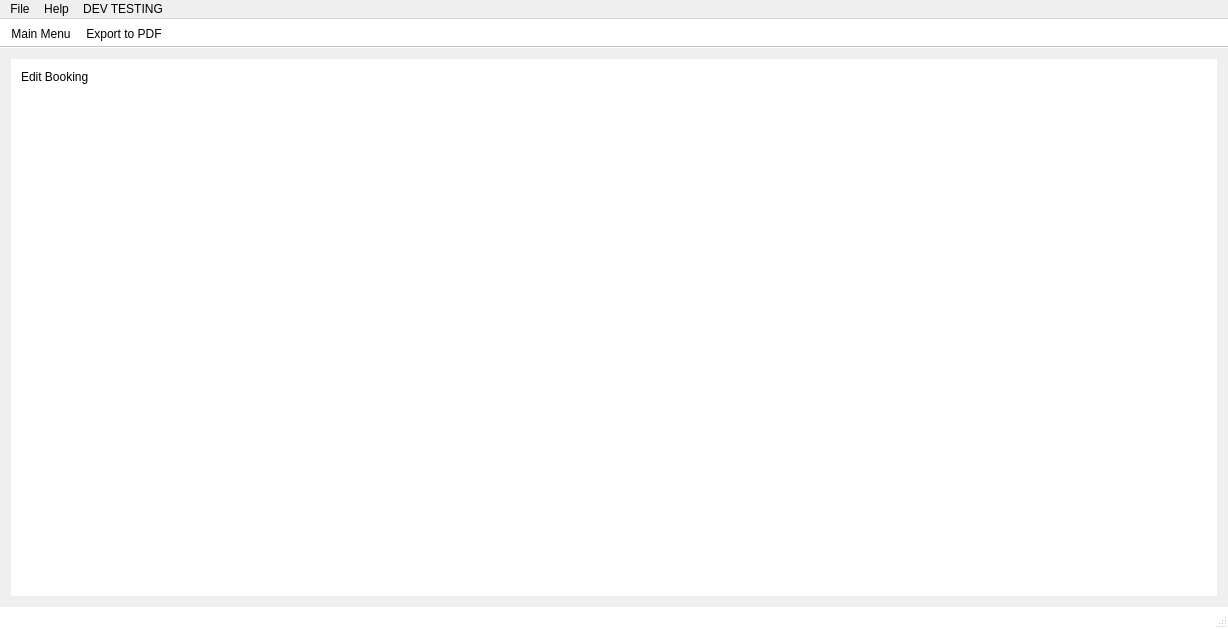
Qt form ArcApp/mainwindow.ui (Arc-Project/Arc) before a commit.
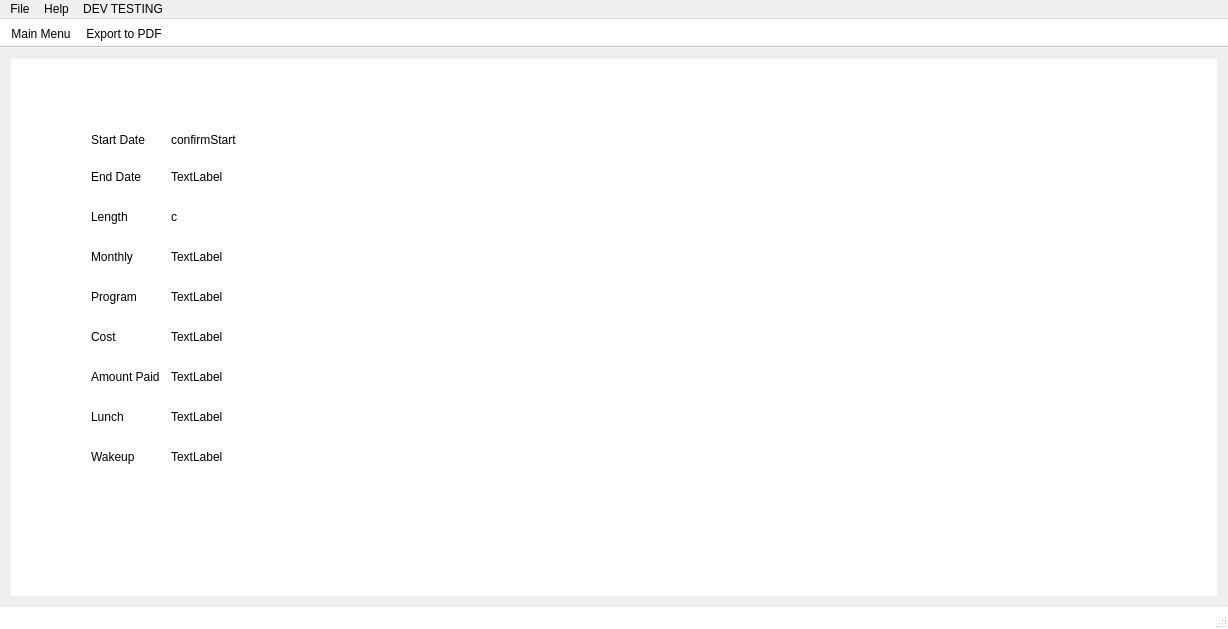
The same form after that commit. The open tabs and pages were chosen to show the change. Icons and pictures are not drawn.

```diff
--- a/ArcApp/mainwindow.ui
+++ b/ArcApp/mainwindow.ui
@@ -76,7 +76,7 @@
   </property>
   <widget class="QWidget" name="centralWidget">
    <layout class="QGridLayout" name="gridLayout_6">
-    <item row="0" column="0">
+    <item row="0" column="1">
      <widget class="QStackedWidget" name="stackedWidget">
       <property name="currentIndex">
        <number>10</number>
@@ -2916,6 +2916,242 @@
         </item>
        </layout>
       </widget>
+      <widget class="QWidget" name="bookingConfirmation">
+       <widget class="QLabel" name="label_20">
+        <property name="geometry">
+         <rect>
+          <x>80</x>
+          <y>70</y>
+          <width>91</width>
+          <height>21</height>
+         </rect>
+        </property>
+        <property name="text">
+         <string>Start Date</string>
+        </property>
+       </widget>
+       <widget class="QLabel" name="label_21">
+        <property name="geometry">
+         <rect>
+          <x>80</x>
+          <y>110</y>
+          <width>55</width>
+          <height>16</height>
+         </rect>
+        </property>
+        <property name="text">
+         <string>End Date</string>
+        </property>
+       </widget>
+       <widget class="QLabel" name="label_22">
+        <property name="geometry">
+         <rect>
+          <x>80</x>
+          <y>150</y>
+          <width>55</width>
+          <height>16</height>
+         </rect>
+        </property>
+        <property name="text">
+         <string>Length</string>
+        </property>
+       </widget>
+       <widget class="QLabel" name="label_23">
+        <property name="geometry">
+         <rect>
+          <x>80</x>
+          <y>190</y>
+          <width>55</width>
+          <height>16</height>
+         </rect>
+        </property>
+        <property name="text">
+         <string>Monthly</string>
+        </property>
+       </widget>
+       <widget class="QLabel" name="label_24">
+        <property name="geometry">
+         <rect>
+          <x>80</x>
+          <y>230</y>
+          <width>55</width>
+          <height>16</height>
+         </rect>
+        </property>
+        <property name="text">
+         <string>Program</string>
+        </property>
+       </widget>
+       <widget class="QLabel" name="label_25">
+        <property name="geometry">
+         <rect>
+          <x>80</x>
+          <y>270</y>
+          <width>55</width>
+          <height>16</height>
+         </rect>
+        </property>
+        <property name="text">
+         <string>Cost</string>
+        </property>
+       </widget>
+       <widget class="QLabel" name="label_26">
+        <property name="geometry">
+         <rect>
+          <x>80</x>
+          <y>310</y>
+          <width>101</width>
+          <height>16</height>
+         </rect>
+        </property>
+        <property name="text">
+         <string>Amount Paid</string>
+        </property>
+       </widget>
+       <widget class="QLabel" name="label_27">
+        <property name="geometry">
+         <rect>
+          <x>80</x>
+          <y>350</y>
+          <width>55</width>
+          <height>16</height>
+         </rect>
+        </property>
+        <property name="text">
+         <string>Lunch</string>
+        </property>
+       </widget>
+       <widget class="QLabel" name="label_28">
+        <property name="geometry">
+         <rect>
+          <x>80</x>
+          <y>390</y>
+          <width>55</width>
+          <height>16</height>
+         </rect>
+        </property>
+        <property name="text">
+         <string>Wakeup</string>
+        </property>
+       </widget>
+       <widget class="QLabel" name="confirmStart">
+        <property name="geometry">
+         <rect>
+          <x>160</x>
+          <y>70</y>
+          <width>161</width>
+          <height>21</height>
+         </rect>
+        </property>
+        <property name="text">
+         <string>confirmStart</string>
+        </property>
+       </widget>
+       <widget class="QLabel" name="confirmEnd">
+        <property name="geometry">
+         <rect>
+          <x>160</x>
+          <y>110</y>
+          <width>121</width>
+          <height>16</height>
+         </rect>
+        </property>
+        <property name="text">
+         <string>TextLabel</string>
+        </property>
+       </widget>
+       <widget class="QLabel" name="confirmLength">
+        <property name="geometry">
+         <rect>
+          <x>160</x>
+          <y>150</y>
+          <width>55</width>
+          <height>16</height>
+         </rect>
+        </property>
+        <property name="text">
+         <string>c</string>
+        </property>
+       </widget>
+       <widget class="QLabel" name="confirmMonthly">
+        <property name="geometry">
+         <rect>
+          <x>160</x>
+          <y>190</y>
+          <width>55</width>
+          <height>16</height>
+         </rect>
+        </property>
+        <property name="text">
+         <string>TextLabel</string>
+        </property>
+       </widget>
+       <widget class="QLabel" name="confirmProgram">
+        <property name="geometry">
+         <rect>
+          <x>160</x>
+          <y>230</y>
+          <width>55</width>
+          <height>16</height>
+         </rect>
+        </property>
+        <property name="text">
+         <string>TextLabel</string>
+        </property>
+       </widget>
+       <widget class="QLabel" name="confirmCost">
+        <property name="geometry">
+         <rect>
+          <x>160</x>
+          <y>270</y>
+          <width>55</width>
+          <height>16</height>
+         </rect>
+        </property>
+        <property name="text">
+         <string>TextLabel</string>
+        </property>
+       </widget>
+       <widget class="QLabel" name="confirmPaid">
+        <property name="geometry">
+         <rect>
+          <x>160</x>
+          <y>310</y>
+          <width>55</width>
+          <height>16</height>
+         </rect>
+        </property>
+        <property name="text">
+         <string>TextLabel</string>
+        </property>
+       </widget>
+       <widget class="QLabel" name="confirmLunch">
+        <property name="geometry">
+         <rect>
+          <x>160</x>
+          <y>350</y>
+          <width>55</width>
+          <height>16</height>
+         </rect>
+        </property>
+        <property name="text">
+         <string>TextLabel</string>
+        </property>
+       </widget>
+       <widget class="QLabel" name="confirmWakeup">
+        <property name="geometry">
+         <rect>
+          <x>160</x>
+          <y>390</y>
+          <width>55</width>
+          <height>16</height>
+         </rect>
+        </property>
+        <property name="text">
+         <string>TextLabel</string>
+        </property>
+       </widget>
+      </widget>
      </widget>
     </item>
    </layout>
```
Left out of the diff: 68 changed lines with no effect on the pictures.
